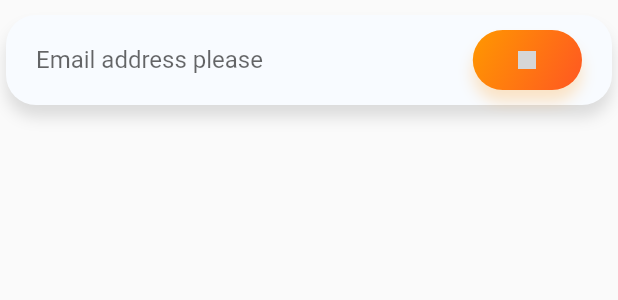
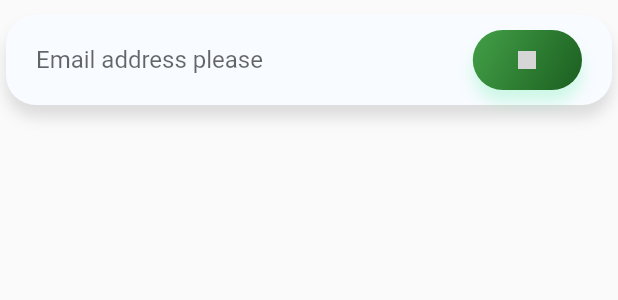
Before and after one commit to ptyagicodecamp/x-flutter-landingpage, a Flutter app: the EmailBox widget shown alone on an empty page, opened directly, on a phone screen of 412 x 824 dp. Shown: the top 300 px of the screen. Run offline on Flutter 3.47's test engine with Material 2 defaults, Android fonts, the light colour scheme and no system bars; missing offline and left inert: flutter_web; network calls fail; grey boxes are pictures that could not be loaded.

Commit message:
update button theme

```diff
--- a/landingpage/lib/widgets/emailBox.dart
+++ b/landingpage/lib/widgets/emailBox.dart
@@ -35,17 +35,9 @@ class EmailBox extends StatelessWidget {
                 ),
               ),
               Expanded(
-                  flex: 2,
-                  child:
-                  //Example of applying local themes to a certain widget in app
-                      Theme(
-                    data: ThemeData(
-                      primaryColor: MyColors.orange1,
-                      secondaryHeaderColor: MyColors.orange2,
-                      accentColor: MyColors.orange3,
-                    ),
-                    child: SubscribeButton(),
-                  ))
+                flex: 2,
+                child: SubscribeButton(),
+              )
             ],
           ),
         ),
```
